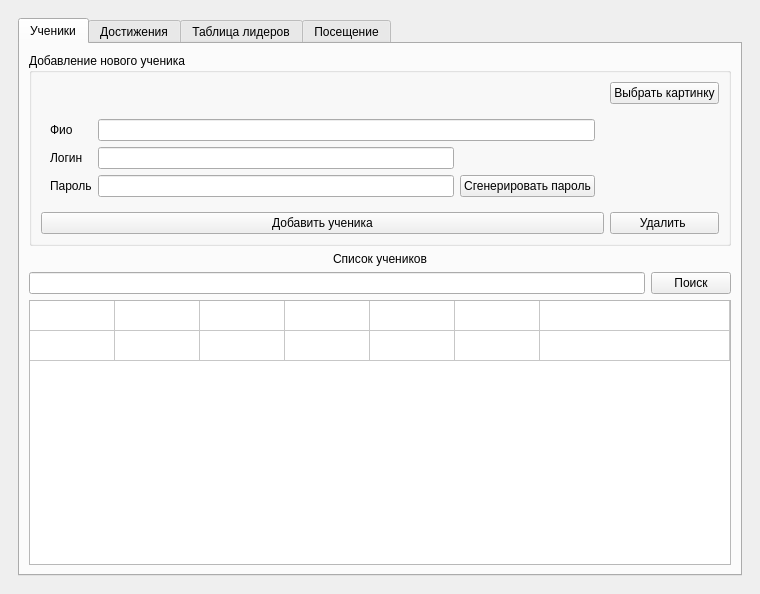
This is main_ui_proba.ui in Dimarom4/SmartQube as Qt 5 draws it before an edit. The edited form follows.
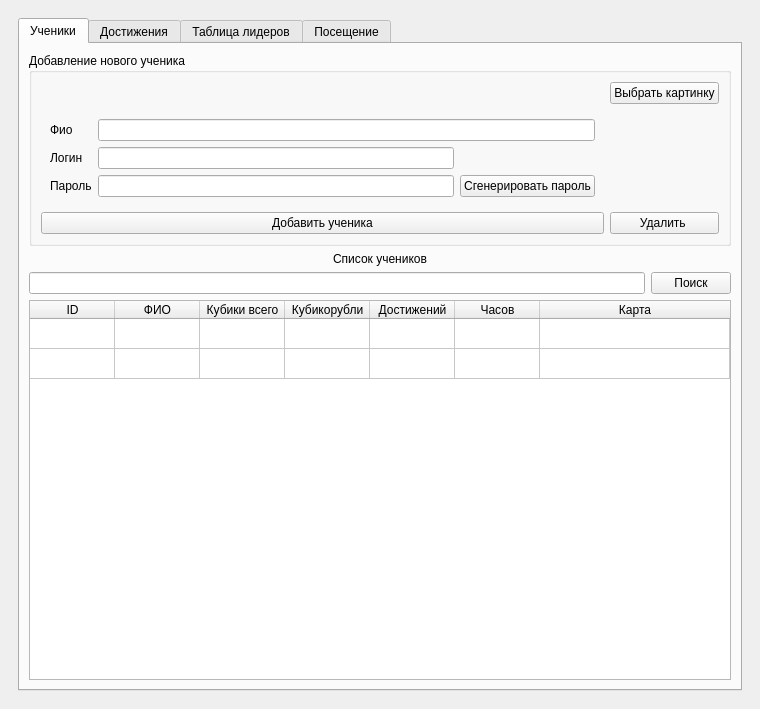
This is the edited form. The open tabs and pages were chosen to show the change. Icons and pictures are not drawn.

The edit to the form file:
```diff
--- a/main_ui_proba.ui
+++ b/main_ui_proba.ui
@@ -7,7 +7,7 @@
     <x>0</x>
     <y>0</y>
     <width>760</width>
-    <height>594</height>
+    <height>709</height>
    </rect>
   </property>
   <property name="windowTitle">
@@ -41,7 +41,7 @@
          <x>0</x>
          <y>0</y>
          <width>742</width>
-         <height>576</height>
+         <height>691</height>
         </rect>
        </property>
        <layout class="QHBoxLayout" name="horizontalLayout_6">
@@ -122,7 +122,7 @@
                <bool>true</bool>
               </property>
               <attribute name="horizontalHeaderVisible">
-               <bool>false</bool>
+               <bool>true</bool>
               </attribute>
               <attribute name="horizontalHeaderCascadingSectionResizes">
                <bool>false</bool>
```
Left out of the diff: 2 changed lines with no effect on the pictures.
